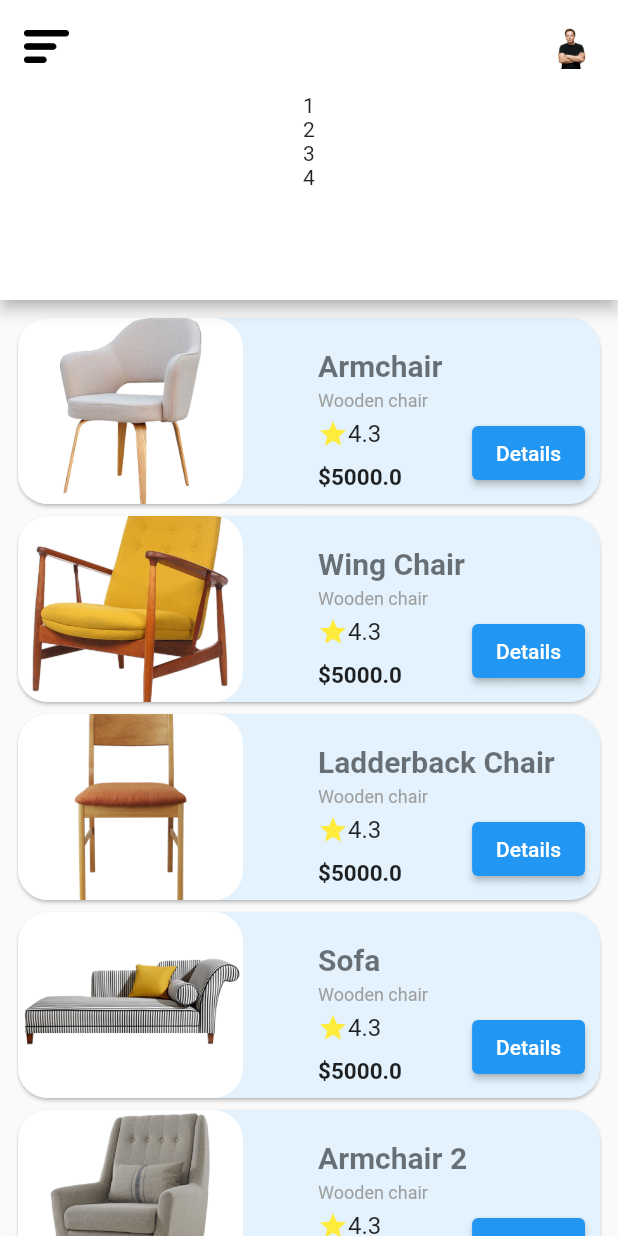
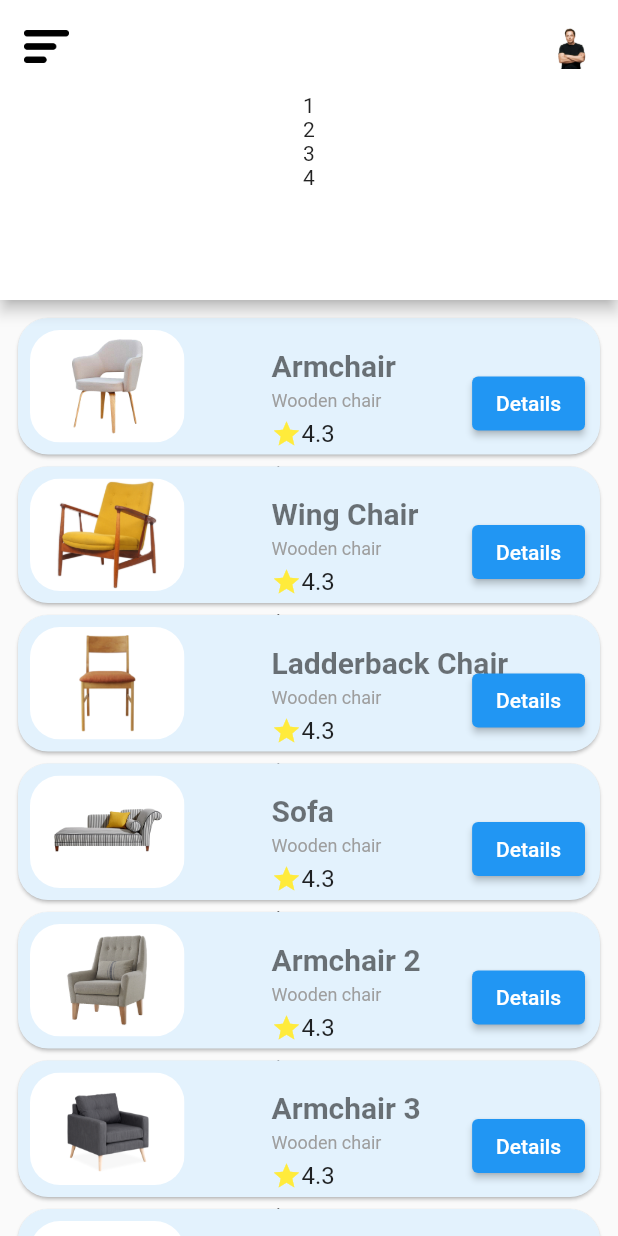
Before and after one commit to PrantoMondal/Furniture_App, a Flutter app: the screen it shows after launch, on a phone screen of 412 x 824 dp. Run offline on Flutter 3.47's test engine with Material 2 defaults, Android fonts, the phone set to English and light mode, and no system bars.

Commit message:
Responsive design added

```diff
--- a/lib/pages/home_page.dart
+++ b/lib/pages/home_page.dart
@@ -27,8 +27,16 @@ class _HomePageState extends State<HomePage> {
                 child: Row(
                   mainAxisAlignment: MainAxisAlignment.spaceBetween,
                   children: [
-                      Image.asset('assets/icons/a.png',height: 30,width: 30,),
-                      Image.asset('assets/icons/em.png',height: 30,width: 30,),
+                    Image.asset(
+                      'assets/icons/a.png',
+                      height: 30,
+                      width: 30,
+                    ),
+                    Image.asset(
+                      'assets/icons/em.png',
+                      height: 30,
+                      width: 30,
+                    ),
                   ],
                 ),
               ),
@@ -42,12 +50,14 @@ class _HomePageState extends State<HomePage> {
       ),
       body: GridView.count(
         crossAxisCount: 1,
-          childAspectRatio: 3,
-          padding: const EdgeInsets.all(8.0) ,
+        childAspectRatio: 4,
+        padding: const EdgeInsets.all(8.0),
         children: furnitureList
             .map((furniture) => FurnitureItem(furniture: furniture))
             .toList(),
-        ));
+      ),
+      bottomNavigationBar: BottomAppBar(),
+    );
   }
 }
 
@@ -64,22 +74,27 @@ class FurnitureItem extends StatelessWidget {
     return Card(
         shape: RoundedRectangleBorder(borderRadius: BorderRadius.circular(20)),
         color: Colors.blue.shade50,
+        child: Container(
+          height: MediaQuery.of(context).size.height,
+          width: MediaQuery.of(context).size.width,
           child: Stack(
             children: [
               Row(
                 mainAxisAlignment: MainAxisAlignment.start,
                 children: [
-                ClipRRect(
+                  Padding(
+                    padding: const EdgeInsets.all(8.0),
+                    child: ClipRRect(
                       borderRadius: BorderRadius.circular(20),
                       child: Container(
-                      //margin: const EdgeInsets.only(left: 20.0,right: 20.0),
                           color: Colors.white,
                           child: Image.asset(
                             furniture.image!,
-                        height: 130,
-                        width: 150,
-                        fit: BoxFit.cover,
+                            height: MediaQuery.of(context).size.height,
+                            width: MediaQuery.of(context).size.width*.25,
+                            fit: BoxFit.contain,
                           )),
+                    ),
                   ),
                   Column(
                     mainAxisAlignment: MainAxisAlignment.start,
@@ -91,7 +106,9 @@ class FurnitureItem extends StatelessWidget {
                         child: (Text(
                           furniture.name!,
                           style: TextStyle(
-                            fontSize: 20, fontWeight: FontWeight.bold,color: Colors.black54),
+                              fontSize: 20,
+                              fontWeight: FontWeight.bold,
+                              color: Colors.black54),
                         )),
                       ),
                       Container(
@@ -99,10 +116,7 @@ class FurnitureItem extends StatelessWidget {
                             top: 5, left: 50.0, right: 20.0),
                         child: (Text(
                           furniture.type!,
-                        style: TextStyle(
-                          fontSize: 12,
-                          color: Colors.grey
-                        ),
+                          style: TextStyle(fontSize: 12, color: Colors.grey),
                         )),
                       ),
                       Container(
@@ -112,7 +126,8 @@ class FurnitureItem extends StatelessWidget {
                           children: [
                             (Icon(
                               Icons.star,
-                            color: Colors.yellow,size: 20,
+                              color: Colors.yellow,
+                              size: 20,
                             )),
                             Text('${furniture.rating}',
                                 style: TextStyle(
@@ -137,10 +152,15 @@ class FurnitureItem extends StatelessWidget {
               Positioned(
                 right: 10,
                 bottom: 10,
-              child: ElevatedButton(onPressed: () =>Navigator.push(context, MaterialPageRoute(builder: (context)=>FurnitureDetails(
-                  furniture))), child: Text('Details')),
+                child: ElevatedButton(
+                    onPressed: () => Navigator.push(
+                        context,
+                        MaterialPageRoute(
+                            builder: (context) => FurnitureDetails(furniture))),
+                    child: Text('Details')),
               )
             ],
+          ),
         ));
   }
 }
```
Also changed, not shown: lib/responsive/responsive_layout.dart (added, +21 -0 lines). Lines whose indentation alone changed are shown as unchanged.
